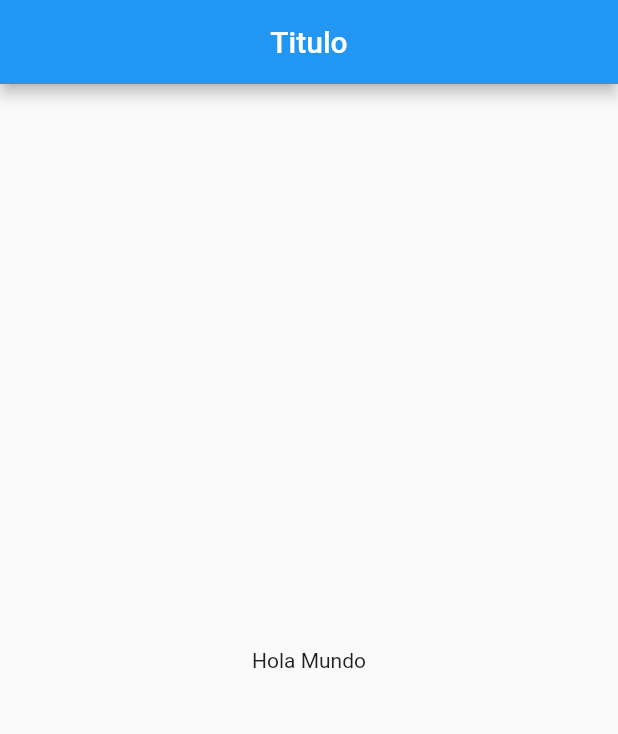
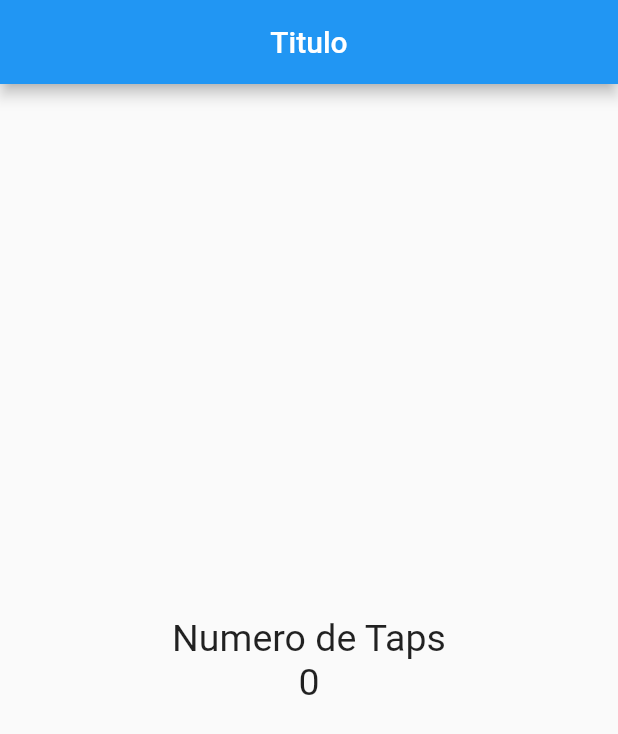
Before and after one commit to zesaru/flutter_basic_ud, a Flutter app: the screen it shows after launch, on a phone screen of 412 x 824 dp. Shown: the top 734 px of the screen. Run offline on Flutter 3.47's test engine with Material 2 defaults, Android fonts, the phone set to English and light mode, and no system bars.

Commit message:
column-childen

```diff
--- a/lib/src/pages/home_page.dart
+++ b/lib/src/pages/home_page.dart
@@ -1,4 +1,6 @@
 import 'package:flutter/material.dart';
+
+final estiloTexto = new TextStyle(fontSize: 25);
 
 class HomePage extends StatelessWidget {
   @override
@@ -9,7 +11,13 @@ class HomePage extends StatelessWidget {
         centerTitle: true,
       ),
       body: Center(
-        child: Text('Hola Mundo'),
+        child: Column(
+          mainAxisAlignment: MainAxisAlignment.center,
+          children: <Widget>[
+            Text('Numero de Taps', style: estiloTexto),
+            Text('0', style: estiloTexto),
+          ],
+        ),
       ),
     );
   }
```
